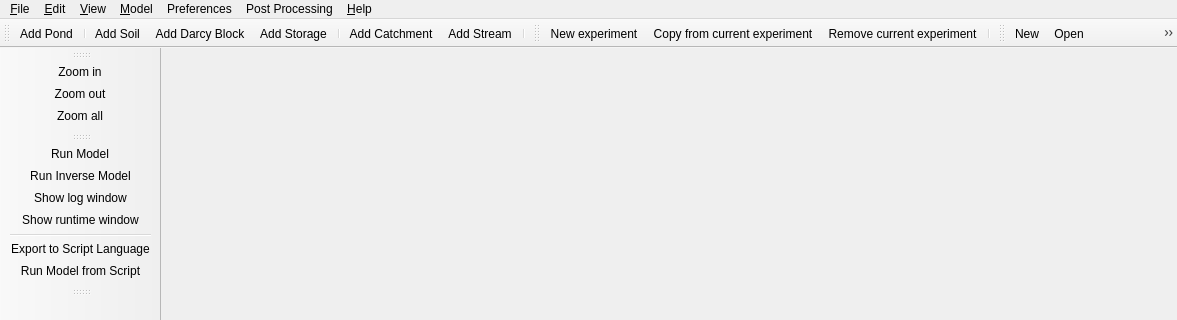
The window that GUI/mainwindowGIFMod.ui (ArashMassoudieh/GIFMod) describes before a commit, drawn with Qt 5; both pictures show x 0 to 1177 and y 0 to 320 of the 1177 by 791 pixel window.
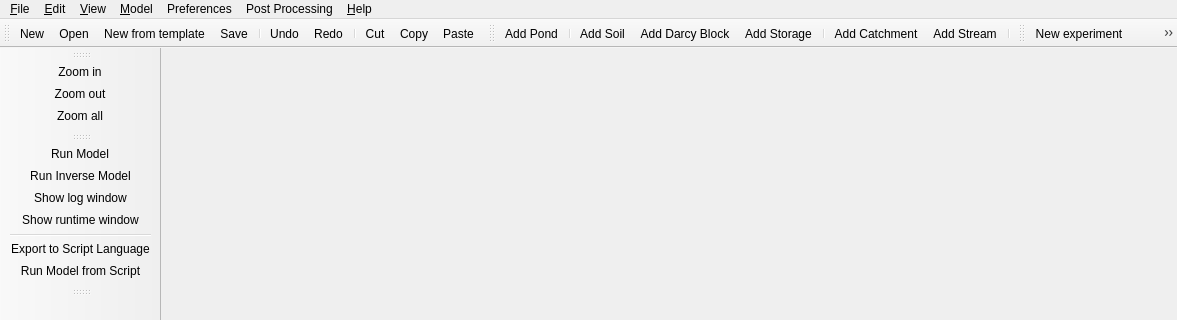
The same window after the commit. Icons and pictures are not drawn.

```diff
--- a/GUI/mainwindowGIFMod.ui
+++ b/GUI/mainwindowGIFMod.ui
@@ -188,6 +188,31 @@
    <addaction name="menuPost_Processing"/>
    <addaction name="menu_Help"/>
   </widget>
+  <widget class="QToolBar" name="mainToolBar">
+   <property name="mouseTracking">
+    <bool>true</bool>
+   </property>
+   <property name="windowOpacity">
+    <double>1.000000000000000</double>
+   </property>
+   <attribute name="toolBarArea">
+    <enum>TopToolBarArea</enum>
+   </attribute>
+   <attribute name="toolBarBreak">
+    <bool>false</bool>
+   </attribute>
+   <addaction name="action_New"/>
+   <addaction name="action_Open"/>
+   <addaction name="actionNew_from_template"/>
+   <addaction name="action_Save"/>
+   <addaction name="separator"/>
+   <addaction name="action_Undo"/>
+   <addaction name="action_Redo"/>
+   <addaction name="separator"/>
+   <addaction name="action_Cut"/>
+   <addaction name="action_Copy"/>
+   <addaction name="action_Paste"/>
+  </widget>
   <widget class="QStatusBar" name="statusBar"/>
   <widget class="QToolBar" name="toolBar">
    <property name="windowTitle">
@@ -270,31 +295,6 @@
     <bool>false</bool>
    </attribute>
   </widget>
-  <widget class="QToolBar" name="mainToolBar">
-   <property name="mouseTracking">
-    <bool>true</bool>
-   </property>
-   <property name="windowOpacity">
-    <double>1.000000000000000</double>
-   </property>
-   <attribute name="toolBarArea">
-    <enum>TopToolBarArea</enum>
-   </attribute>
-   <attribute name="toolBarBreak">
-    <bool>false</bool>
-   </attribute>
-   <addaction name="action_New"/>
-   <addaction name="action_Open"/>
-   <addaction name="actionNew_from_template"/>
-   <addaction name="action_Save"/>
-   <addaction name="separator"/>
-   <addaction name="action_Undo"/>
-   <addaction name="action_Redo"/>
-   <addaction name="separator"/>
-   <addaction name="action_Cut"/>
-   <addaction name="action_Copy"/>
-   <addaction name="action_Paste"/>
-  </widget>
   <action name="action_New">
    <property name="icon">
     <iconset>
```
